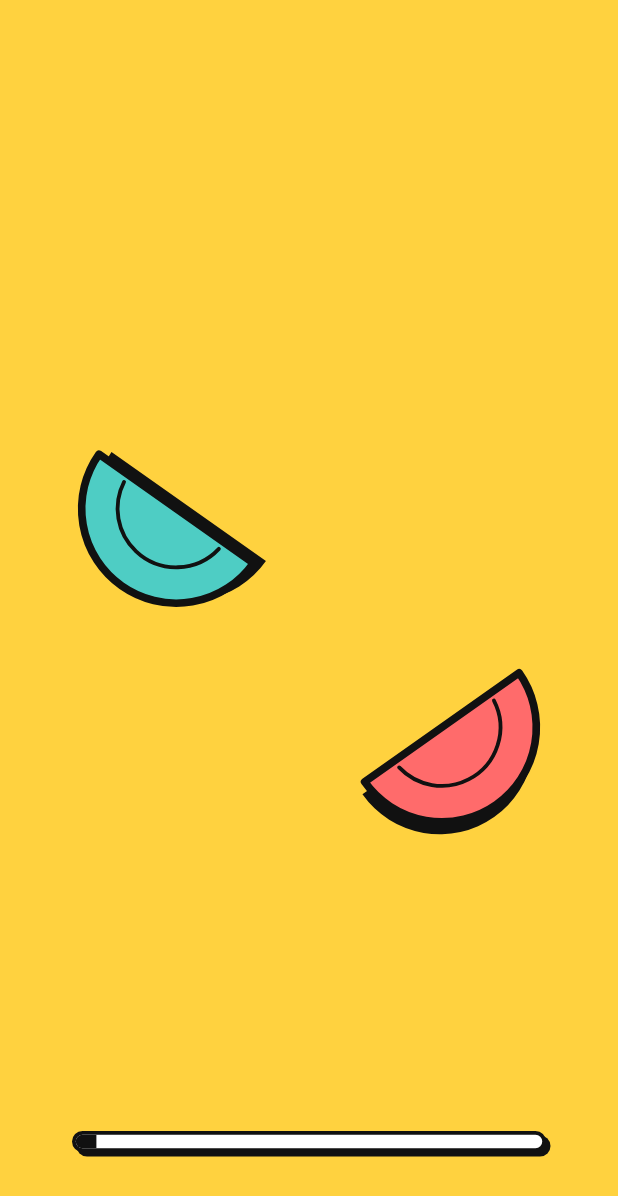
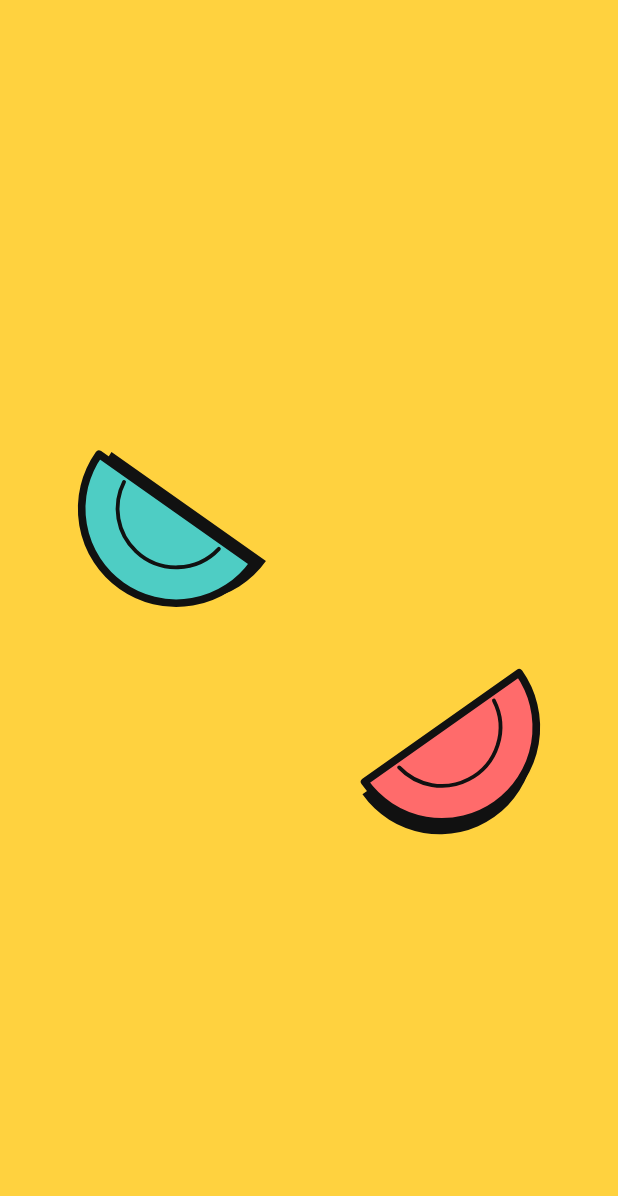
Before and after one commit to AK-3112511/split_mate, a Flutter app: the first screen one second after launch, on a phone screen of 412 x 824 dp. Shown: the top 1196 px of the screen. Run offline on Flutter 3.47's test engine with Material 3 defaults, Android fonts, the phone set to English and light mode, and no system bars; our stand-ins replace app_links, cached_network_image, cloud_firestore, confetti, cupertino_ui, firebase_auth and 13 more; accounts and stored records are empty.

Commit message:
feat: All time range on Home; drop splash progress bar and profile footer
- Home: "All time" chip before Today / This week / This month / Custom;
  empty state reads "No expenses yet" for it.
- Splash: removed the moving progress bar at the bottom.
- Profile: removed the "SplitMate 2.0 · Made with 💜" footer.

Co-Authored-By: Claude Opus 5.5 <noreply@anthropic.com>

```diff
--- a/lib/features/auth/presentation/splash_screen.dart
+++ b/lib/features/auth/presentation/splash_screen.dart
@@ -14,7 +14,6 @@ final splashDoneProvider = StateProvider<bool>((ref) => false);
 ///  3. The coin flips once (a coin toss).
 ///  4. The logo tile pops in behind it; the coin eases back into the split logo.
 ///  5. "SplitMate" bounces in letter by letter, then the tagline sticker.
-///  A chunky ink progress bar fills along the bottom the whole time.
 class SplashScreen extends ConsumerStatefulWidget {
   const SplashScreen({super.key});
 
@@ -275,29 +274,6 @@ class _SplashScreenState extends ConsumerState<SplashScreen> with SingleTickerPr
                     ),
                   ),
                 ),
-                // Chunky progress bar.
-                Positioned(
-                  left: 48,
-                  right: 48,
-                  bottom: 56 + MediaQuery.paddingOf(context).bottom,
-                  child: Container(
-                    height: 14,
-                    decoration: BoxDecoration(
-                      color: Palette.paper,
-                      borderRadius: Radii.round,
-                      border: Border.all(color: Palette.ink, width: 2.5),
-                      boxShadow: const [BoxShadow(color: Palette.ink, offset: Offset(3, 3))],
-                    ),
-                    child: ClipRRect(
-                      borderRadius: Radii.round,
-                      child: FractionallySizedBox(
-                        alignment: Alignment.centerLeft,
-                        widthFactor: Curves.easeInOut.transform(_c.value),
-                        child: Container(color: Palette.ink),
-                      ),
-                    ),
-                  ),
-                ),
               ],
             );
           },
--- a/lib/features/profile/presentation/profile_screen.dart
+++ b/lib/features/profile/presentation/profile_screen.dart
@@ -199,7 +199,6 @@ class ProfileScreen extends ConsumerWidget {
                 ),
               ),
               const SizedBox(height: Space.lg),
-              Center(child: Text('SplitMate 2.0 · Made with 💜', style: context.text.bodySmall)),
             ],
           ),
         ),
```
Also changed, not shown: lib/features/home/domain/home_stats.dart (+6 -1 lines), lib/features/home/presentation/home_screen.dart (+6 -1 lines), 2 other files.
